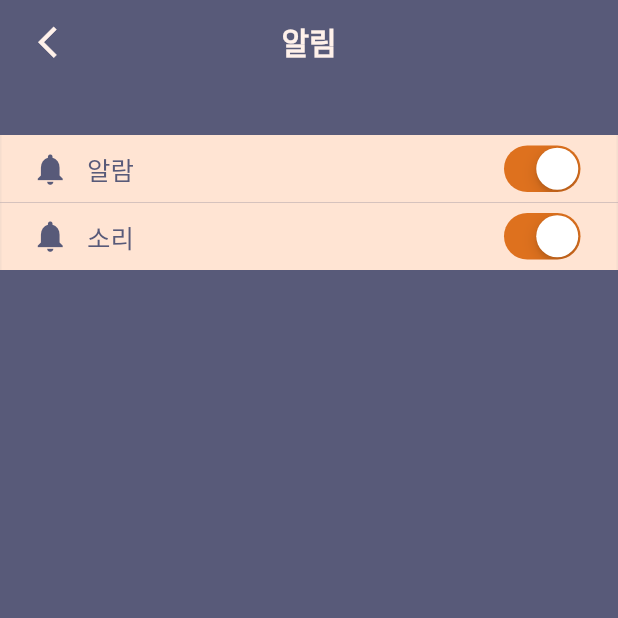
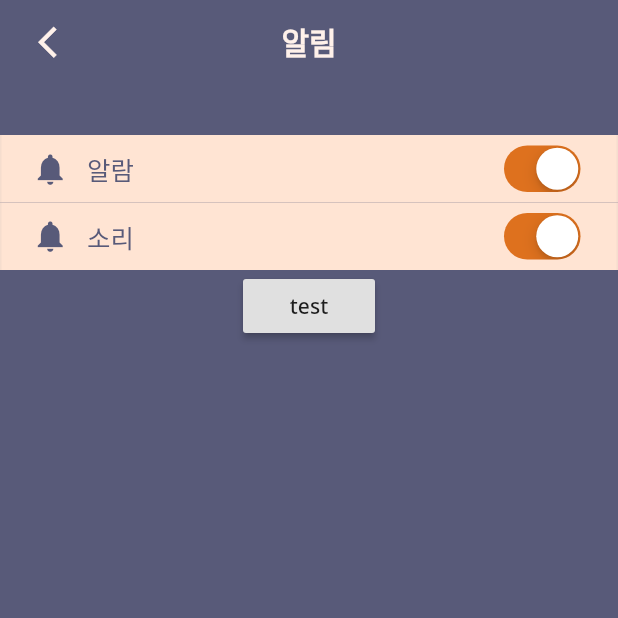
Before and after one commit to monthlyteam/RichHabit, a Flutter app: the SetAlarmPage screen opened directly, on a phone screen of 412 x 824 dp, the top half of it. Run offline on Flutter 3.47's test engine with Material 2 defaults, Android fonts, the phone set to English and light mode, and no system bars; our stand-ins replace fl_chart, flutter_local_notifications, flutter_markdown, flutter_svg, fluttertoast, google_fonts and 2 more; missing offline and left inert: configurable_expansion_tile, flutter_group_sliver; accounts and stored records are empty.

Commit message:
modify Markdown, add Notification in init page

```diff
--- a/rich_habit/lib/screens/set_alarm.dart
+++ b/rich_habit/lib/screens/set_alarm.dart
@@ -1,18 +1,26 @@
 import 'package:flutter/cupertino.dart';
 import 'package:flutter/material.dart';
+import 'package:provider/provider.dart';
 import 'package:richhabit/constants.dart';
+
+import '../user_provider.dart';
 
 class SetAlarmPage extends StatefulWidget {
   @override
   _SetAlarmPageState createState() => _SetAlarmPageState();
 }
 
+class _SetAlarmPageState extends State<SetAlarmPage> {
+  bool isAlarmOn = true;
+  bool isSoundOn = true;
+  VoidCallback callback;
 
+  @override
+  void initState() {
+    super.initState();
 
-class _SetAlarmPageState extends State<SetAlarmPage> {
-  bool isAlarmOn =true;
-  bool isSoundOn =true;
-
+    callback = context.read<UserProvider>().showNotification;
+  }
 
   @override
   Widget build(BuildContext context) {
@@ -25,28 +33,47 @@ class _SetAlarmPageState extends State<SetAlarmPage> {
           backgroundColor: kPurpleColor,
           elevation: 0,
           leading: IconButton(
-            padding: EdgeInsets.only(left: 20),
-            icon: Icon(Icons.arrow_back_ios,color: kWhiteIvoryColor,size: 25,),
-            onPressed: (){Navigator.of(context).pop();}
+              padding: EdgeInsets.only(left: 20),
+              icon: Icon(
+                Icons.arrow_back_ios,
+                color: kWhiteIvoryColor,
+                size: 25,
+              ),
+              onPressed: () {
+                Navigator.of(context).pop();
+              }),
+          title: Text(
+            "알림",
+            style: TextStyle(
+                color: kWhiteIvoryColor,
+                fontSize: 20,
+                fontWeight: FontWeight.bold),
           ),
-          title:Text("알림",style: TextStyle(color: kWhiteIvoryColor,fontSize: 20,fontWeight: FontWeight.bold),),
         ),
       ),
       body: Column(
         children: [
-          _buildContents(Icons.notifications, "알람", () {print("alarm is on");}, 0),
-          _buildContents(Icons.notifications, "소리", () {print("sound is on");}, 1),
+          _buildContents(Icons.notifications, "알람", () {
+            print("alarm is on");
+          }, 0),
+          _buildContents(Icons.notifications, "소리", () {
+            print("sound is on");
+          }, 1),
+
+          //TODO: remove after test
+          RaisedButton(child: Text("test"), onPressed: callback),
         ],
       ),
     );
   }
-  _buildContents(IconData icon, String text, VoidCallback callback,index) {
+
+  _buildContents(IconData icon, String text, VoidCallback callback, index) {
     return Container(
       decoration: BoxDecoration(
           color: kIvoryColor,
           border: Border.symmetric(
               vertical:
-              BorderSide(color: Colors.grey.withOpacity(0.1), width: 1))),
+                  BorderSide(color: Colors.grey.withOpacity(0.1), width: 1))),
       height: 45,
       padding: EdgeInsets.symmetric(horizontal: 20),
       child: Row(
@@ -62,15 +89,17 @@ class _SetAlarmPageState extends State<SetAlarmPage> {
                   fontSize: kSubTitleFontSize - 3, color: kPurpleColor)),
           Expanded(child: SizedBox()),
           CupertinoSwitch(
-            value : (index==0)?isAlarmOn:isSoundOn,
-            onChanged: (bool value){
-              if(!isAlarmOn && index == 1){ //알람이꺼져있고, 클릭한게 소리에 관한거라면 반응안함.
-              } else{
+            value: (index == 0) ? isAlarmOn : isSoundOn,
+            onChanged: (bool value) {
+              if (!isAlarmOn && index == 1) {
+                //알람이꺼져있고, 클릭한게 소리에 관한거라면 반응안함.
+              } else {
                 setState(() {
-                  if(index==0) { //알람이 움직이면 소리도 같이 움직임
+                  if (index == 0) {
+                    //알람이 움직이면 소리도 같이 움직임
                     isAlarmOn = value;
                     isSoundOn = isAlarmOn; //알람 바꾸면 소리도 자동으로 바뀜
-                  }else{
+                  } else {
                     isSoundOn = value;
                   }
                   callback;
```
Also changed, not shown: rich_habit/lib/screens/trigger_next.dart (+57 -14 lines), rich_habit/lib/user_provider.dart (+17 -16 lines), 5 other files.
